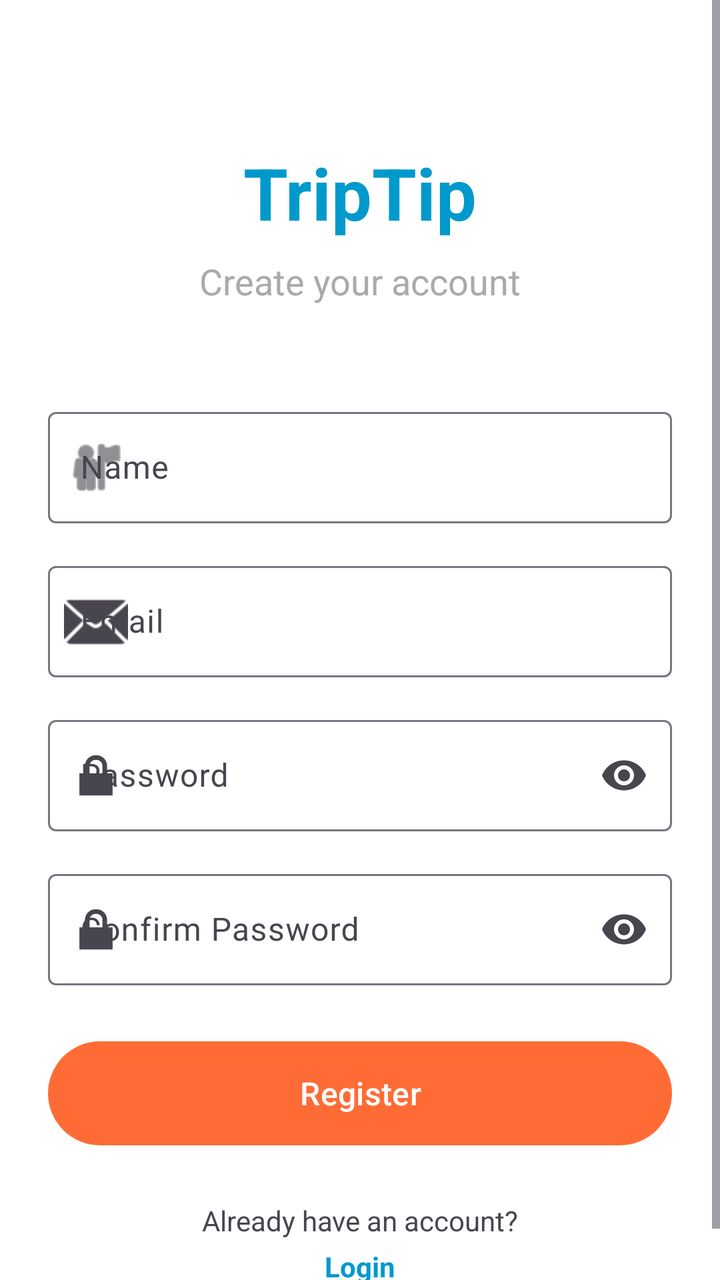
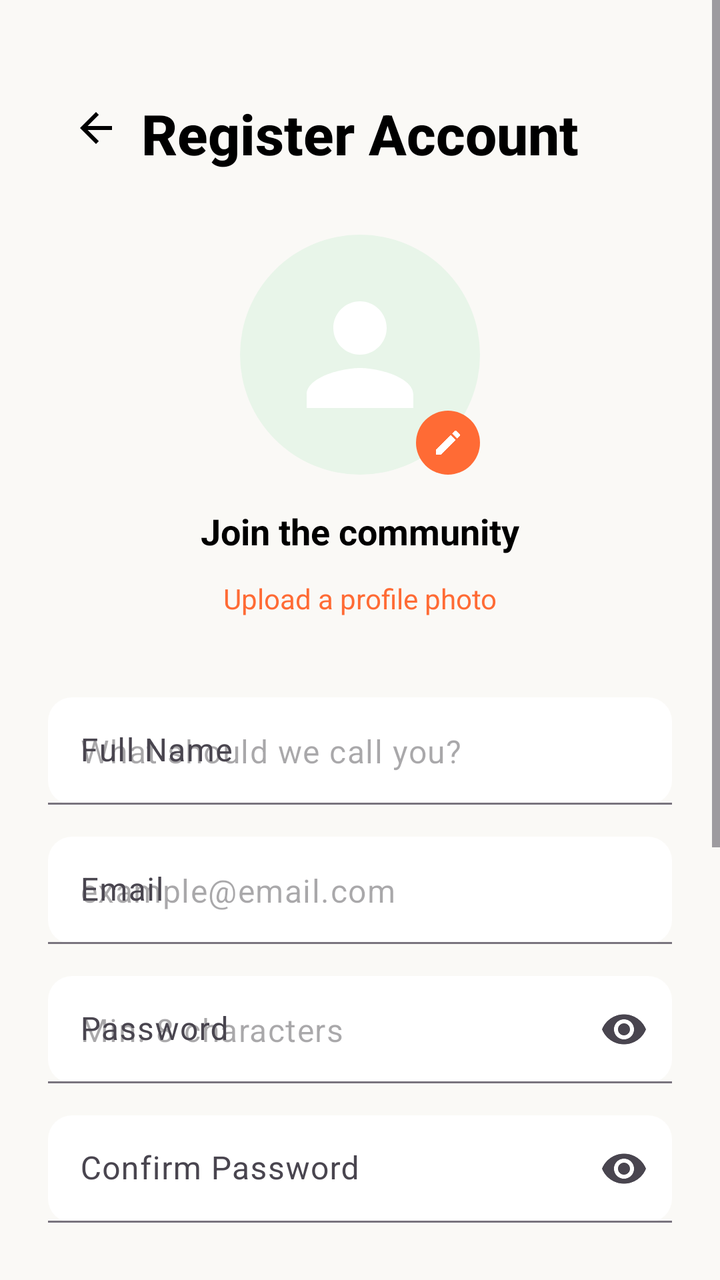

Compare the two renders of this Android layout. The source of the first and the diff that turns it into the second are given below.
<!-- AndroidManifest.xml: application theme Theme.TripTip_Yaron_and_Alon -->
<!-- res/layout/fragment_register.xml -->
<?xml version="1.0" encoding="utf-8"?>
<ScrollView 
    xmlns:android="http://schemas.android.com/apk/res/android"
    xmlns:app="http://schemas.android.com/apk/res-auto"
    android:layout_width="match_parent"
    android:layout_height="match_parent"
    android:fillViewport="true"
    android:background="@android:color/white">

    <androidx.constraintlayout.widget.ConstraintLayout
        android:layout_width="match_parent"
        android:layout_height="wrap_content"
        android:padding="24dp">

        
        <TextView
            android:id="@+id/tvTitle"
            android:layout_width="wrap_content"
            android:layout_height="wrap_content"
            android:text="TripTip"
            android:textSize="36sp"
            android:textStyle="bold"
            android:textColor="@android:color/holo_blue_dark"
            android:layout_marginTop="48dp"
            app:layout_constraintTop_toTopOf="parent"
            app:layout_constraintStart_toStartOf="parent"
            app:layout_constraintEnd_toEndOf="parent" />

        <TextView
            android:id="@+id/tvSubtitle"
            android:layout_width="wrap_content"
            android:layout_height="wrap_content"
            android:text="Create your account"
            android:textSize="18sp"
            android:textColor="@android:color/darker_gray"
            android:layout_marginTop="8dp"
            app:layout_constraintTop_toBottomOf="@id/tvTitle"
            app:layout_constraintStart_toStartOf="parent"
            app:layout_constraintEnd_toEndOf="parent" />

        
        <com.google.android.material.textfield.TextInputLayout
            android:id="@+id/tilName"
            android:layout_width="0dp"
            android:layout_height="wrap_content"
            android:hint="Name"
            android:layout_marginTop="48dp"
            app:layout_constraintTop_toBottomOf="@id/tvSubtitle"
            app:layout_constraintStart_toStartOf="parent"
            app:layout_constraintEnd_toEndOf="parent"
            app:startIconDrawable="@android:drawable/ic_menu_myplaces"
            style="@style/Widget.Material3.TextInputLayout.OutlinedBox">

            <com.google.android.material.textfield.TextInputEditText
                android:id="@+id/etName"
                android:layout_width="match_parent"
                android:layout_height="wrap_content"
                android:inputType="textPersonName"
                android:maxLines="1" />
        </com.google.android.material.textfield.TextInputLayout>

        
        <com.google.android.material.textfield.TextInputLayout
            android:id="@+id/tilEmail"
            android:layout_width="0dp"
            android:layout_height="wrap_content"
            android:hint="Email"
            android:layout_marginTop="16dp"
            app:layout_constraintTop_toBottomOf="@id/tilName"
            app:layout_constraintStart_toStartOf="parent"
            app:layout_constraintEnd_toEndOf="parent"
            app:startIconDrawable="@android:drawable/ic_dialog_email"
            style="@style/Widget.Material3.TextInputLayout.OutlinedBox">

            <com.google.android.material.textfield.TextInputEditText
                android:id="@+id/etEmail"
                android:layout_width="match_parent"
                android:layout_height="wrap_content"
                android:inputType="textEmailAddress"
                android:maxLines="1" />
        </com.google.android.material.textfield.TextInputLayout>

        
        <com.google.android.material.textfield.TextInputLayout
            android:id="@+id/tilPassword"
            android:layout_width="0dp"
            android:layout_height="wrap_content"
            android:hint="Password"
            android:layout_marginTop="16dp"
            app:layout_constraintTop_toBottomOf="@id/tilEmail"
            app:layout_constraintStart_toStartOf="parent"
            app:layout_constraintEnd_toEndOf="parent"
            app:startIconDrawable="@android:drawable/ic_lock_lock"
            app:endIconMode="password_toggle"
            style="@style/Widget.Material3.TextInputLayout.OutlinedBox">

            <com.google.android.material.textfield.TextInputEditText
                android:id="@+id/etPassword"
                android:layout_width="match_parent"
                android:layout_height="wrap_content"
                android:inputType="textPassword"
                android:maxLines="1" />
        </com.google.android.material.textfield.TextInputLayout>

        
        <com.google.android.material.textfield.TextInputLayout
            android:id="@+id/tilConfirmPassword"
            android:layout_width="0dp"
            android:layout_height="wrap_content"
            android:hint="Confirm Password"
            android:layout_marginTop="16dp"
            app:layout_constraintTop_toBottomOf="@id/tilPassword"
            app:layout_constraintStart_toStartOf="parent"
            app:layout_constraintEnd_toEndOf="parent"
            app:startIconDrawable="@android:drawable/ic_lock_lock"
            app:endIconMode="password_toggle"
            style="@style/Widget.Material3.TextInputLayout.OutlinedBox">

            <com.google.android.material.textfield.TextInputEditText
                android:id="@+id/etConfirmPassword"
                android:layout_width="match_parent"
                android:layout_height="wrap_content"
                android:inputType="textPassword"
                android:maxLines="1" />
        </com.google.android.material.textfield.TextInputLayout>

        
        <TextView
            android:id="@+id/tvError"
            android:layout_width="0dp"
            android:layout_height="wrap_content"
            android:textColor="@android:color/holo_red_dark"
            android:visibility="gone"
            android:layout_marginTop="8dp"
            android:textSize="14sp"
            app:layout_constraintTop_toBottomOf="@id/tilConfirmPassword"
            app:layout_constraintStart_toStartOf="parent"
            app:layout_constraintEnd_toEndOf="parent" />

        
        <com.google.android.material.button.MaterialButton
            android:id="@+id/btnRegister"
            android:layout_width="0dp"
            android:layout_height="60dp"
            android:text="Register"
            android:textSize="16sp"
            android:layout_marginTop="24dp"
            app:layout_constraintTop_toBottomOf="@id/tvError"
            app:layout_constraintStart_toStartOf="parent"
            app:layout_constraintEnd_toEndOf="parent" />

        
        <ProgressBar
            android:id="@+id/progressBar"
            android:layout_width="wrap_content"
            android:layout_height="wrap_content"
            android:visibility="gone"
            app:layout_constraintTop_toTopOf="@id/btnRegister"
            app:layout_constraintBottom_toBottomOf="@id/btnRegister"
            app:layout_constraintStart_toStartOf="parent"
            app:layout_constraintEnd_toEndOf="parent" />

        
        <TextView
            android:id="@+id/tvLoginPrompt"
            android:layout_width="wrap_content"
            android:layout_height="wrap_content"
            android:text="Already have an account?"
            android:textSize="14sp"
            android:layout_marginTop="24dp"
            app:layout_constraintTop_toBottomOf="@id/btnRegister"
            app:layout_constraintStart_toStartOf="parent"
            app:layout_constraintEnd_toEndOf="parent" />

        <TextView
            android:id="@+id/btnLogin"
            android:layout_width="wrap_content"
            android:layout_height="wrap_content"
            android:text="Login"
            android:textSize="14sp"
            android:textColor="@android:color/holo_blue_dark"
            android:textStyle="bold"
            android:layout_marginTop="4dp"
            android:clickable="true"
            android:focusable="true"
            app:layout_constraintTop_toBottomOf="@id/tvLoginPrompt"
            app:layout_constraintStart_toStartOf="parent"
            app:layout_constraintEnd_toEndOf="parent" />

    </androidx.constraintlayout.widget.ConstraintLayout>

</ScrollView>
<!-- resources referenced by this layout -->
<resources>
  <color name="orange_primary">#FF6B35</color>
  <color name="orange_dark">#E55A2B</color>
  <color name="text_white">#FFFFFF</color>
  <color name="turquoise">#40E0D0</color>
  <color name="turquoise_dark">#2EB8A6</color>
  <color name="background_beige">#FAF9F6</color>
  <color name="background_white">#FFFFFF</color>
  <color name="text_primary">#000000</color>
  <color name="error">#F44336</color>
  <!-- unchanged entries left out for length: 1 -->
</resources>

<!-- the commit's change to res/layout/fragment_register.xml (unified diff, before → after) -->
@@ -5,7 +5,7 @@
     android:layout_width="match_parent"
     android:layout_height="match_parent"
     android:fillViewport="true"
-    android:background="@android:color/white">
+    android:background="@color/background_beige">
 
     <androidx.constraintlayout.widget.ConstraintLayout
         android:layout_width="match_parent"
@@ -13,28 +13,129 @@
         android:padding="24dp">
 
         
+        <ImageButton
+            android:id="@+id/btnBack"
+            android:layout_width="48dp"
+            android:layout_height="48dp"
+            android:src="@drawable/ic_arrow_back"
+            android:background="?attr/selectableItemBackgroundBorderless"
+            android:contentDescription="@string/back"
+            android:tint="@color/text_primary"
+            app:layout_constraintTop_toTopOf="parent"
+            app:layout_constraintStart_toStartOf="parent"
+            android:layout_marginTop="16dp" />
+
+        
         <TextView
             android:id="@+id/tvTitle"
             android:layout_width="wrap_content"
             android:layout_height="wrap_content"
-            android:text="TripTip"
-            android:textSize="36sp"
+            android:text="Register Account"
+            android:textSize="28sp"
             android:textStyle="bold"
-            android:textColor="@android:color/holo_blue_dark"
-            android:layout_marginTop="48dp"
+            android:textColor="@color/text_primary"
+            android:fontFamily="sans-serif-medium"
             app:layout_constraintTop_toTopOf="parent"
             app:layout_constraintStart_toStartOf="parent"
-            app:layout_constraintEnd_toEndOf="parent" />
-
+            app:layout_constraintEnd_toEndOf="parent"
+            android:layout_marginTop="24dp" />
+
+        
+        <androidx.constraintlayout.widget.ConstraintLayout
+            android:id="@+id/profilePictureContainer"
+            android:layout_width="120dp"
+            android:layout_height="120dp"
+            android:layout_marginTop="32dp"
+            app:layout_constraintTop_toBottomOf="@id/tvTitle"
+            app:layout_constraintStart_toStartOf="parent"
+            app:layout_constraintEnd_toEndOf="parent">
+
+            
+            <View
+                android:id="@+id/profileCircle"
+                android:layout_width="120dp"
+                android:layout_height="120dp"
+                android:background="@drawable/profile_circle_background"
+                app:layout_constraintTop_toTopOf="parent"
+                app:layout_constraintStart_toStartOf="parent"
+                app:layout_constraintEnd_toEndOf="parent" />
+
+            
+            <ImageView
+                android:id="@+id/ivProfilePicture"
+                android:layout_width="120dp"
+                android:layout_height="120dp"
+                android:scaleType="centerCrop"
+                android:contentDescription="@string/profile_picture"
+                app:layout_constraintTop_toTopOf="@id/profileCircle"
+                app:layout_constraintBottom_toBottomOf="@id/profileCircle"
+                app:layout_constraintStart_toStartOf="@id/profileCircle"
+                app:layout_constraintEnd_toEndOf="@id/profileCircle" />
+
+            
+            <ImageView
+                android:id="@+id/ivFramePlaceholder"
+                android:layout_width="80dp"
+                android:layout_height="80dp"
+                android:src="@drawable/ic_profile_frame"
+                android:tint="@color/text_white"
+                android:visibility="visible"
+                app:layout_constraintTop_toTopOf="@id/profileCircle"
+                app:layout_constraintBottom_toBottomOf="@id/profileCircle"
+                app:layout_constraintStart_toStartOf="@id/profileCircle"
+                app:layout_constraintEnd_toEndOf="@id/profileCircle" />
+
+            
+            <View
+                android:id="@+id/editCircle"
+                android:layout_width="32dp"
+                android:layout_height="32dp"
+                android:background="@drawable/orange_circle"
+                app:layout_constraintBottom_toBottomOf="@id/profileCircle"
+                app:layout_constraintEnd_toEndOf="@id/profileCircle"
+                android:layout_marginBottom="0dp"
+                android:layout_marginEnd="0dp" />
+
+            <ImageView
+                android:id="@+id/ivPencil"
+                android:layout_width="16dp"
+                android:layout_height="16dp"
+                android:src="@drawable/ic_edit"
+                android:tint="@color/text_white"
+                app:layout_constraintTop_toTopOf="@id/editCircle"
+                app:layout_constraintBottom_toBottomOf="@id/editCircle"
+                app:layout_constraintStart_toStartOf="@id/editCircle"
+                app:layout_constraintEnd_toEndOf="@id/editCircle" />
+
+        </androidx.constraintlayout.widget.ConstraintLayout>
+
+        
         <TextView
-            android:id="@+id/tvSubtitle"
+            android:id="@+id/tvJoinCommunity"
             android:layout_width="wrap_content"
             android:layout_height="wrap_content"
-            android:text="Create your account"
+            android:text="Join the community"
             android:textSize="18sp"
-            android:textColor="@android:color/darker_gray"
-            android:layout_marginTop="8dp"
-            app:layout_constraintTop_toBottomOf="@id/tvTitle"
+            android:textStyle="bold"
+            android:textColor="@color/text_primary"
+            android:layout_marginTop="16dp"
+            app:layout_constraintTop_toBottomOf="@id/profilePictureContainer"
+            app:layout_constraintStart_toStartOf="parent"
+            app:layout_constraintEnd_toEndOf="parent" />
+
+        
+        <TextView
+            android:id="@+id/tvUploadPhoto"
+            android:layout_width="wrap_content"
+            android:layout_height="wrap_content"
+            android:text="Upload a profile photo"
+            android:textSize="14sp"
+            android:textColor="@color/orange_primary"
+            android:clickable="true"
+            android:focusable="true"
+            android:padding="8dp"
+            android:layout_marginTop="4dp"
+            app:layout_constraintTop_toBottomOf="@id/tvJoinCommunity"
             app:layout_constraintStart_toStartOf="parent"
             app:layout_constraintEnd_toEndOf="parent" />
 
@@ -43,12 +144,17 @@
             android:id="@+id/tilName"
             android:layout_width="0dp"
             android:layout_height="wrap_content"
-            android:hint="Name"
-            android:layout_marginTop="48dp"
-            app:layout_constraintTop_toBottomOf="@id/tvSubtitle"
+            android:hint="Full Name"
+            android:layout_marginTop="32dp"
+            app:layout_constraintTop_toBottomOf="@id/tvUploadPhoto"
             app:layout_constraintStart_toStartOf="parent"
             app:layout_constraintEnd_toEndOf="parent"
-            app:startIconDrawable="@android:drawable/ic_menu_myplaces"
+            app:boxCornerRadiusTopStart="@dimen/corner_radius_medium"
+            app:boxCornerRadiusTopEnd="@dimen/corner_radius_medium"
+            app:boxCornerRadiusBottomStart="@dimen/corner_radius_medium"
+            app:boxCornerRadiusBottomEnd="@dimen/corner_radius_medium"
+            app:boxBackgroundMode="filled"
+            app:boxBackgroundColor="@color/background_white"
             style="@style/Widget.Material3.TextInputLayout.OutlinedBox">
 
             <com.google.android.material.textfield.TextInputEditText
@@ -56,7 +162,12 @@
                 android:layout_width="match_parent"
                 android:layout_height="wrap_content"
                 android:inputType="textPersonName"
-                android:maxLines="1" />
+                android:maxLines="1"
+                android:paddingStart="16dp"
+                android:paddingEnd="16dp"
+                android:paddingTop="16dp"
+                android:paddingBottom="16dp"
+                android:hint="What should we call you?" />
         </com.google.android.material.textfield.TextInputLayout>
 
         
@@ -69,7 +180,12 @@
             app:layout_constraintTop_toBottomOf="@id/tilName"
             app:layout_constraintStart_toStartOf="parent"
             app:layout_constraintEnd_toEndOf="parent"
-            app:startIconDrawable="@android:drawable/ic_dialog_email"
+            app:boxCornerRadiusTopStart="@dimen/corner_radius_medium"
+            app:boxCornerRadiusTopEnd="@dimen/corner_radius_medium"
+            app:boxCornerRadiusBottomStart="@dimen/corner_radius_medium"
+            app:boxCornerRadiusBottomEnd="@dimen/corner_radius_medium"
+            app:boxBackgroundMode="filled"
+            app:boxBackgroundColor="@color/background_white"
             style="@style/Widget.Material3.TextInputLayout.OutlinedBox">
 
             <com.google.android.material.textfield.TextInputEditText
@@ -77,7 +193,12 @@
                 android:layout_width="match_parent"
                 android:layout_height="wrap_content"
                 android:inputType="textEmailAddress"
-                android:maxLines="1" />
+                android:maxLines="1"
+                android:paddingStart="16dp"
+                android:paddingEnd="16dp"
+                android:paddingTop="16dp"
+                android:paddingBottom="16dp"
+                android:hint="example@email.com" />
         </com.google.android.material.textfield.TextInputLayout>
 
         
@@ -90,7 +211,12 @@
             app:layout_constraintTop_toBottomOf="@id/tilEmail"
             app:layout_constraintStart_toStartOf="parent"
             app:layout_constraintEnd_toEndOf="parent"
-            app:startIconDrawable="@android:drawable/ic_lock_lock"
+            app:boxCornerRadiusTopStart="@dimen/corner_radius_medium"
+            app:boxCornerRadiusTopEnd="@dimen/corner_radius_medium"
+            app:boxCornerRadiusBottomStart="@dimen/corner_radius_medium"
+            app:boxCornerRadiusBottomEnd="@dimen/corner_radius_medium"
+            app:boxBackgroundMode="filled"
+            app:boxBackgroundColor="@color/background_white"
             app:endIconMode="password_toggle"
             style="@style/Widget.Material3.TextInputLayout.OutlinedBox">
 
@@ -99,7 +225,12 @@
                 android:layout_width="match_parent"
                 android:layout_height="wrap_content"
                 android:inputType="textPassword"
-                android:maxLines="1" />
+                android:maxLines="1"
+                android:paddingStart="16dp"
+                android:paddingEnd="16dp"
+                android:paddingTop="16dp"
+                android:paddingBottom="16dp"
+                android:hint="Min. 8 characters" />
         </com.google.android.material.textfield.TextInputLayout>
 
         
@@ -112,7 +243,12 @@
             app:layout_constraintTop_toBottomOf="@id/tilPassword"
             app:layout_constraintStart_toStartOf="parent"
             app:layout_constraintEnd_toEndOf="parent"
-            app:startIconDrawable="@android:drawable/ic_lock_lock"
+            app:boxCornerRadiusTopStart="@dimen/corner_radius_medium"
+            app:boxCornerRadiusTopEnd="@dimen/corner_radius_medium"
+            app:boxCornerRadiusBottomStart="@dimen/corner_radius_medium"
+            app:boxCornerRadiusBottomEnd="@dimen/corner_radius_medium"
+            app:boxBackgroundMode="filled"
+            app:boxBackgroundColor="@color/background_white"
             app:endIconMode="password_toggle"
             style="@style/Widget.Material3.TextInputLayout.OutlinedBox">
 
@@ -121,19 +257,38 @@
                 android:layout_width="match_parent"
                 android:layout_height="wrap_content"
                 android:inputType="textPassword"
-                android:maxLines="1" />
+                android:maxLines="1"
+                android:paddingStart="16dp"
+                android:paddingEnd="16dp"
+                android:paddingTop="16dp"
+                android:paddingBottom="16dp" />
         </com.google.android.material.textfield.TextInputLayout>
+
+        
+        <com.google.android.material.checkbox.MaterialCheckBox
+            android:id="@+id/cbTerms"
+            android:layout_width="0dp"
+            android:layout_height="wrap_content"
+            android:text="@string/terms_agreement"
+            android:textSize="12sp"
+            android:textColor="@color/text_secondary"
+            android:paddingStart="8dp"
+            android:layout_marginTop="16dp"
+            app:buttonTint="@color/orange_primary"
+            app:layout_constraintTop_toBottomOf="@id/tilConfirmPassword"
+            app:layout_constraintStart_toStartOf="parent"
+            app:layout_constraintEnd_toEndOf="parent" />
 
         
         <TextView
             android:id="@+id/tvError"
             android:layout_width="0dp"
             android:layout_height="wrap_content"
-            android:textColor="@android:color/holo_red_dark"
+            android:textColor="@color/error"
             android:visibility="gone"
             android:layout_marginTop="8dp"
             android:textSize="14sp"
-            app:layout_constraintTop_toBottomOf="@id/tilConfirmPassword"
+            app:layout_constraintTop_toBottomOf="@id/cbTerms"
             app:layout_constraintStart_toStartOf="parent"
             app:layout_constraintEnd_toEndOf="parent" />
 
@@ -141,9 +296,16 @@
         <com.google.android.material.button.MaterialButton
             android:id="@+id/btnRegister"
             android:layout_width="0dp"
-            android:layout_height="60dp"
-            android:text="Register"
+            android:layout_height="56dp"
+            android:text="Create Account"
             android:textSize="16sp"
+            android:textStyle="bold"
+            android:backgroundTint="@color/orange_primary"
+            android:textColor="@color/text_white"
+            app:icon="@drawable/ic_arrow_forward"
+            app:iconGravity="end"
+            app:iconTint="@color/text_white"
+            app:cornerRadius="@dimen/corner_radius_medium"
             android:layout_marginTop="24dp"
             app:layout_constraintTop_toBottomOf="@id/tvError"
             app:layout_constraintStart_toStartOf="parent"
@@ -161,31 +323,115 @@
             app:layout_constraintEnd_toEndOf="parent" />
 
         
-        <TextView
-            android:id="@+id/tvLoginPrompt"
-            android:layout_width="wrap_content"
-            android:layout_height="wrap_content"
-            android:text="Already have an account?"
-            android:textSize="14sp"
+        <LinearLayout
+            android:id="@+id/dividerContainer"
+            android:layout_width="0dp"
+            android:layout_height="wrap_content"
+            android:orientation="horizontal"
+            android:gravity="center_vertical"
+            android:layout_marginTop="32dp"
+            app:layout_constraintTop_toBottomOf="@id/btnRegister"
+            app:layout_constraintStart_toStartOf="parent"
+            app:layout_constraintEnd_toEndOf="parent">
+
+            <View
+                android:layout_width="0dp"
+                android:layout_height="1dp"
+                android:layout_weight="1"
+                android:background="@color/text_hint" />
+
+            <TextView
+                android:layout_width="wrap_content"
+                android:layout_height="wrap_content"
+                android:text="OR SIGN UP WITH"
+                android:textSize="12sp"
+                android:textColor="@color/text_secondary"
+                android:textStyle="bold"
+                android:paddingStart="16dp"
+                android:paddingEnd="16dp" />
+
+            <View
+                android:layout_width="0dp"
+                android:layout_height="1dp"
+                android:layout_weight="1"
+                android:background="@color/text_hint" />
+        </LinearLayout>
+
+        
+        <LinearLayout
+            android:id="@+id/socialButtonsContainer"
+            android:layout_width="0dp"
+            android:layout_height="wrap_content"
+            android:orientation="horizontal"
+            android:gravity="center"
             android:layout_marginTop="24dp"
-            app:layout_constraintTop_toBottomOf="@id/btnRegister"
-            app:layout_constraintStart_toStartOf="parent"
-            app:layout_constraintEnd_toEndOf="parent" />
-
-        <TextView
-            android:id="@+id/btnLogin"
-            android:layout_width="wrap_content"
-            android:layout_height="wrap_content"
-            android:text="Login"
-            android:textSize="14sp"
-            android:textColor="@android:color/holo_blue_dark"
-            android:textStyle="bold"
-            android:layout_marginTop="4dp"
-            android:clickable="true"
-            android:focusable="true"
-            app:layout_constraintTop_toBottomOf="@id/tvLoginPrompt"
-            app:layout_constraintStart_toStartOf="parent"
-            app:layout_constraintEnd_toEndOf="parent" />
+            app:layout_constraintTop_toBottomOf="@id/dividerContainer"
+            app:layout_constraintStart_toStartOf="parent"
+            app:layout_constraintEnd_toEndOf="parent">
+
+            
+            <com.google.android.material.button.MaterialButton
+                android:id="@+id/btnGoogle"
+                android:layout_width="0dp"
+                android:layout_height="56dp"
+                android:layout_weight="1"
+                android:text="Google"
+                android:textSize="14sp"
+                android:textColor="@color/text_primary"
+                android:backgroundTint="@color/background_white"
+                app:strokeColor="@color/text_hint"
+                app:strokeWidth="1dp"
+                app:cornerRadius="@dimen/corner_radius_medium"
+                android:layout_marginEnd="8dp" />
+
+            
+            <com.google.android.material.button.MaterialButton
+                android:id="@+id/btnApple"
+                android:layout_width="0dp"
+                android:layout_height="56dp"
+                android:layout_weight="1"
+                android:text="Apple"
+                android:textSize="14sp"
+                android:textColor="@color/text_primary"
+                android:backgroundTint="@color/background_white"
+                app:strokeColor="@color/text_hint"
+                app:strokeWidth="1dp"
+                app:cornerRadius="@dimen/corner_radius_medium"
+                android:layout_marginStart="8dp" />
+        </LinearLayout>
+
+        
+        <LinearLayout
+            android:id="@+id/loginLinkContainer"
+            android:layout_width="0dp"
+            android:layout_height="wrap_content"
+            android:orientation="horizontal"
+            android:gravity="center"
+            android:layout_marginTop="32dp"
+            android:layout_marginBottom="24dp"
+            app:layout_constraintTop_toBottomOf="@id/socialButtonsContainer"
+            app:layout_constraintStart_toStartOf="parent"
+            app:layout_constraintEnd_toEndOf="parent">
+
+            <TextView
+                android:layout_width="wrap_content"
+                android:layout_height="wrap_content"
+                android:text="Already have an account? "
+                android:textSize="14sp"
+                android:textColor="@color/text_secondary" />
+
+            <TextView
+                android:id="@+id/btnLogin"
+                android:layout_width="wrap_content"
+                android:layout_height="wrap_content"
+                android:text="Log In"
+                android:textSize="14sp"
+                android:textColor="@color/orange_primary"
+                android:textStyle="bold"
+                android:clickable="true"
+                android:focusable="true"
+                android:padding="4dp" />
+        </LinearLayout>
 
     </androidx.constraintlayout.widget.ConstraintLayout>
 
<!-- resource entries referenced after the edit -->
@@ -1,13 +1,71 @@
 <!-- resources referenced by this layout -->
 <resources>
   <color name="orange_primary">#FF6B35</color>
+  <color name="text_hint">#999999</color>
   <color name="orange_dark">#E55A2B</color>
   <color name="text_white">#FFFFFF</color>
+  <dimen name="corner_radius_medium">12dp</dimen>
+  <!-- drawable ic_arrow_back (drawable) -->
+  <vector xmlns:android="http://schemas.android.com/apk/res/android"
+      android:width="24dp"
+      android:height="24dp"
+      android:viewportWidth="24"
+      android:viewportHeight="24">
+      <path
+          android:fillColor="#FF000000"
+          android:pathData="M20,11H7.83l5.59,-5.59L12,4l-8,8 8,8 1.41,-1.41L7.83,13H20v-2z"/>
+  </vector>
+  <!-- drawable ic_arrow_forward (drawable) -->
+  <vector xmlns:android="http://schemas.android.com/apk/res/android"
+      android:width="24dp"
+      android:height="24dp"
+      android:viewportWidth="24"
+      android:viewportHeight="24">
+      <path
+          android:fillColor="#FF000000"
+          android:pathData="M12,4l-1.41,1.41L16.17,11H4v2h12.17l-5.58,5.59L12,20l8,-8z"/>
+  </vector>
+  <!-- drawable ic_edit (drawable) -->
+  <vector xmlns:android="http://schemas.android.com/apk/res/android"
+      android:width="24dp"
+      android:height="24dp"
+      android:viewportWidth="24"
+      android:viewportHeight="24">
+      <path
+          android:fillColor="#FF000000"
+          android:pathData="M3,17.25V21h3.75L17.81,9.94l-3.75,-3.75L3,17.25zM20.71,7.04c0.39,-0.39 0.39,-1.02 0,-1.41l-2.34,-2.34c-0.39,-0.39 -1.02,-0.39 -1.41,0l-1.83,1.83 3.75,3.75 1.83,-1.83z"/>
+  </vector>
+  <!-- drawable ic_profile_frame (drawable) -->
+  <vector xmlns:android="http://schemas.android.com/apk/res/android"
+      android:width="24dp"
+      android:height="24dp"
+      android:viewportWidth="24"
+      android:viewportHeight="24">
+      <path
+          android:fillColor="#FF000000"
+          android:pathData="M12,12c2.21,0 4,-1.79 4,-4s-1.79,-4 -4,-4 -4,1.79 -4,4 1.79,4 4,4zM12,14c-2.67,0 -8,1.34 -8,4v2h16v-2c0,-2.66 -5.33,-4 -8,-4z"/>
+  </vector>
+  <!-- drawable orange_circle (drawable) -->
+  <?xml version="1.0" encoding="utf-8"?>
+  <shape xmlns:android="http://schemas.android.com/apk/res/android"
+      android:shape="oval">
+      <solid android:color="@color/orange_primary" />
+  </shape>
+  <!-- drawable profile_circle_background (drawable) -->
+  <?xml version="1.0" encoding="utf-8"?>
+  <shape xmlns:android="http://schemas.android.com/apk/res/android"
+      android:shape="oval">
+      <solid android:color="#E8F5E9" />
+  </shape>
+  <string name="back">Back</string>
+  <string name="profile_picture">Profile picture</string>
+  <string name="terms_agreement">By creating an account, you agree to our Terms of Service and Privacy Policy</string>
   <color name="turquoise">#40E0D0</color>
   <color name="turquoise_dark">#2EB8A6</color>
   <color name="background_beige">#FAF9F6</color>
   <color name="background_white">#FFFFFF</color>
   <color name="text_primary">#000000</color>
+  <color name="text_secondary">#666666</color>
   <color name="error">#F44336</color>
   <!-- unchanged entries left out for length: 1 -->
 </resources>
